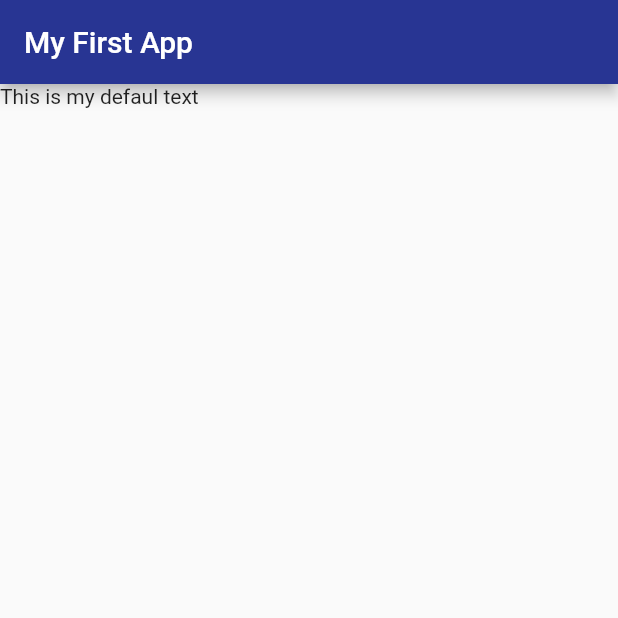
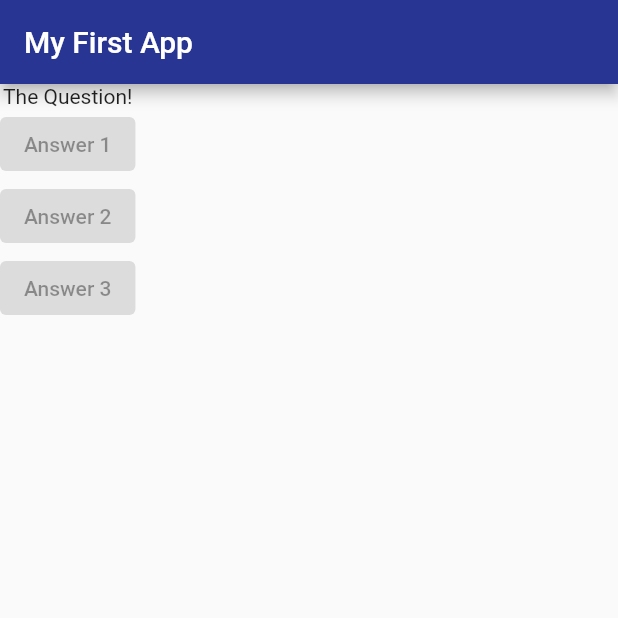
Before and after one commit to PierluigiBarocci/flutter_quiz_app, a Flutter app: the screen it shows after launch, on a phone screen of 412 x 824 dp, the top half of it. Run offline on Flutter 3.47's test engine with Material 2 defaults, Android fonts, the phone set to English and light mode, and no system bars.

Commit message:
style: Add buttons without inPressed Function

```diff
--- a/lib/main.dart
+++ b/lib/main.dart
@@ -21,12 +21,41 @@ class Home extends StatelessWidget {
 
   @override
   Widget build(BuildContext context) {
+    var questions = [
+      'What\'s your favourite color?',
+      'What\'s your favourite animal?'
+    ];
     return Scaffold(
       appBar: AppBar(
         title: Text('My First App'),
         backgroundColor: Colors.indigo.shade800,
       ),
-      body: Text('This is my defaul text'),
+      body: Column(
+        children: [
+          Text('The Question!'),
+          ElevatedButton(
+              style: ElevatedButton.styleFrom(
+                primary: Colors.blue,
+                onPrimary: Colors.white,
+              ),
+              onPressed: null,
+              child: Text('Answer 1')),
+          ElevatedButton(
+              style: ElevatedButton.styleFrom(
+                primary: Colors.blue,
+                onPrimary: Colors.white,
+              ),
+              onPressed: null,
+              child: Text('Answer 2')),
+          ElevatedButton(
+              style: ElevatedButton.styleFrom(
+                primary: Colors.blue,
+                onPrimary: Colors.white,
+              ),
+              onPressed: null,
+              child: Text('Answer 3')),
+        ],
+      ),
     );
   }
 }
```
